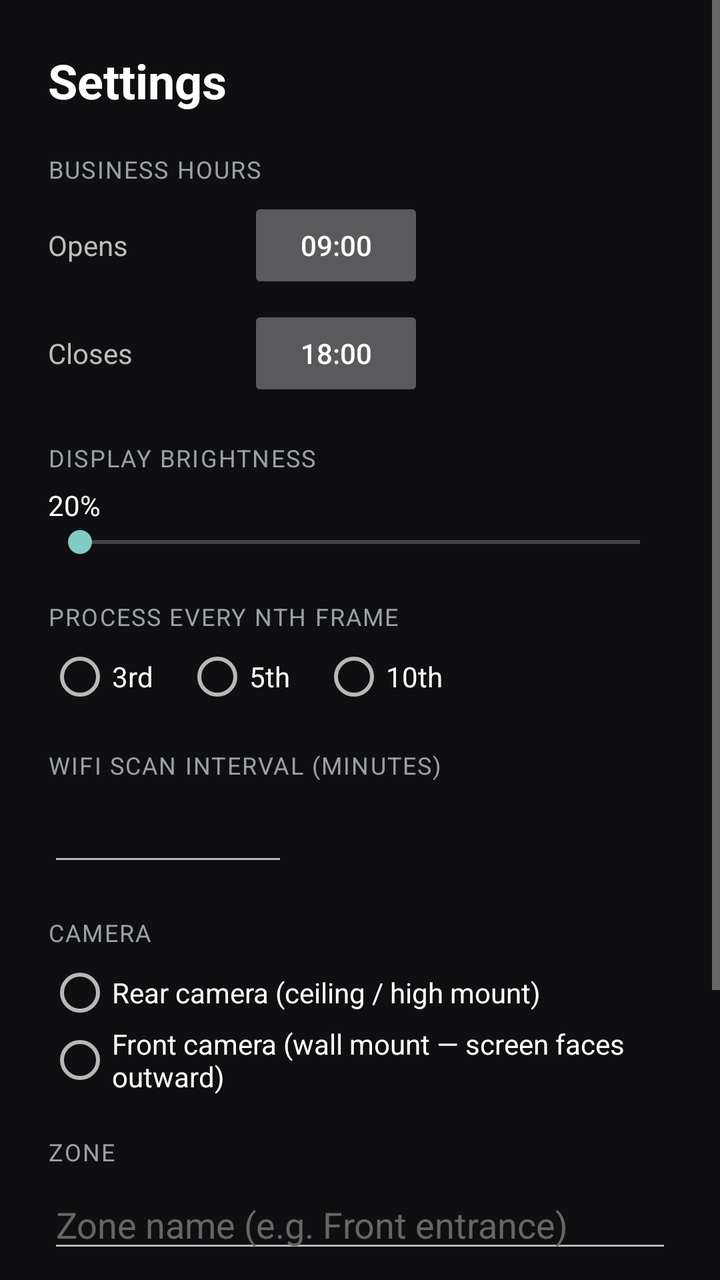
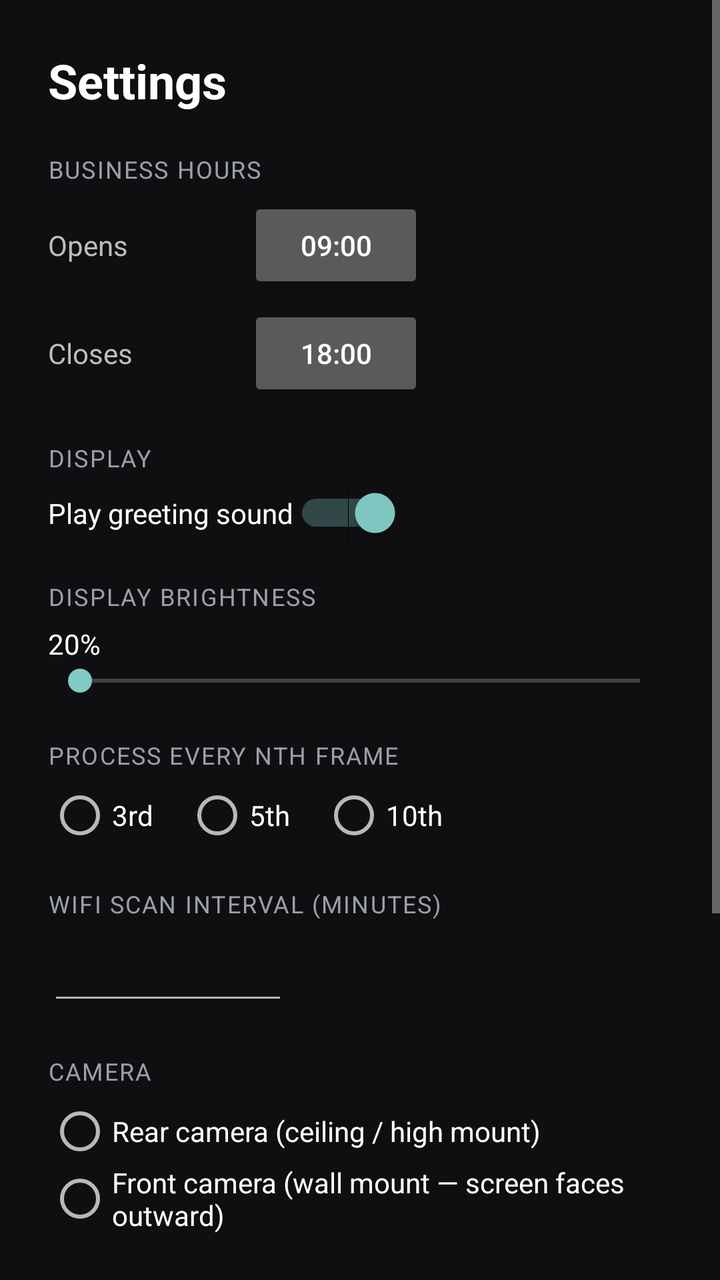

Two renders of the same Android screen: before a commit and after it. Below are the layout's source before the change and the commit's diff.
<!-- AndroidManifest.xml: application theme Theme.DanderNode -->
<!-- res/layout/activity_settings.xml -->
<?xml version="1.0" encoding="utf-8"?>
<ScrollView xmlns:android="http://schemas.android.com/apk/res/android"
    android:layout_width="match_parent"
    android:layout_height="match_parent"
    android:fillViewport="true"
    android:background="#0F0F12">

    <LinearLayout
        android:layout_width="match_parent"
        android:layout_height="wrap_content"
        android:orientation="vertical"
        android:padding="24dp">

        <TextView
            android:layout_width="wrap_content"
            android:layout_height="wrap_content"
            android:text="Settings"
            android:textColor="#FFFFFF"
            android:textSize="24sp"
            android:textStyle="bold" />

        
        <TextView style="@style/SectionLabel" android:text="Business hours" />

        <LinearLayout
            android:layout_width="match_parent"
            android:layout_height="wrap_content"
            android:orientation="horizontal"
            android:gravity="center_vertical">
            <TextView android:layout_width="100dp" android:layout_height="wrap_content"
                android:text="Opens" android:textColor="#BDBDBD" />
            <Button android:id="@+id/btnOpen"
                android:layout_width="wrap_content" android:layout_height="wrap_content"
                android:text="09:00" />
        </LinearLayout>

        <LinearLayout
            android:layout_width="match_parent"
            android:layout_height="wrap_content"
            android:orientation="horizontal"
            android:gravity="center_vertical"
            android:layout_marginTop="6dp">
            <TextView android:layout_width="100dp" android:layout_height="wrap_content"
                android:text="Closes" android:textColor="#BDBDBD" />
            <Button android:id="@+id/btnClose"
                android:layout_width="wrap_content" android:layout_height="wrap_content"
                android:text="18:00" />
        </LinearLayout>

        
        <TextView style="@style/SectionLabel" android:text="Display brightness" />
        <TextView android:id="@+id/lblBrightness"
            android:layout_width="wrap_content" android:layout_height="wrap_content"
            android:textColor="#FFFFFF" android:text="20%" />
        <SeekBar android:id="@+id/seekBrightness"
            android:layout_width="match_parent" android:layout_height="wrap_content"
            android:max="100" />

        
        <TextView style="@style/SectionLabel" android:text="Process every Nth frame" />
        <RadioGroup android:id="@+id/groupFrames"
            android:layout_width="match_parent" android:layout_height="wrap_content"
            android:orientation="horizontal">
            <RadioButton android:id="@+id/frame3"  android:text="3rd"
                android:textColor="#FFFFFF"
                android:layout_width="wrap_content" android:layout_height="wrap_content" />
            <RadioButton android:id="@+id/frame5"  android:text="5th"
                android:textColor="#FFFFFF"
                android:layout_marginStart="16dp"
                android:layout_width="wrap_content" android:layout_height="wrap_content" />
            <RadioButton android:id="@+id/frame10" android:text="10th"
                android:textColor="#FFFFFF"
                android:layout_marginStart="16dp"
                android:layout_width="wrap_content" android:layout_height="wrap_content" />
        </RadioGroup>

        
        <TextView style="@style/SectionLabel" android:text="WiFi scan interval (minutes)" />
        <EditText android:id="@+id/editWifi"
            android:layout_width="120dp" android:layout_height="wrap_content"
            android:inputType="number"
            android:textColor="#FFFFFF" />

        
        <TextView style="@style/SectionLabel" android:text="Camera" />
        <RadioGroup android:id="@+id/groupCamera"
            android:layout_width="match_parent" android:layout_height="wrap_content"
            android:orientation="vertical">
            <RadioButton android:id="@+id/camBack"
                android:text="Rear camera (ceiling / high mount)"
                android:textColor="#FFFFFF"
                android:layout_width="wrap_content" android:layout_height="wrap_content" />
            <RadioButton android:id="@+id/camFront"
                android:text="Front camera (wall mount — screen faces outward)"
                android:textColor="#FFFFFF"
                android:layout_width="wrap_content" android:layout_height="wrap_content" />
        </RadioGroup>

        
        <TextView style="@style/SectionLabel" android:text="Zone" />
        <EditText android:id="@+id/editZoneName"
            android:layout_width="match_parent" android:layout_height="wrap_content"
            android:hint="Zone name (e.g. Front entrance)"
            android:textColor="#FFFFFF"
            android:textColorHint="#666666" />
        <Spinner android:id="@+id/spinnerZoneType"
            android:layout_width="match_parent" android:layout_height="wrap_content"
            android:layout_marginTop="6dp" />

        
        <LinearLayout
            android:id="@+id/tillSection"
            android:layout_width="match_parent"
            android:layout_height="wrap_content"
            android:orientation="vertical"
            android:visibility="gone">

            <TextView style="@style/SectionLabel" android:text="Till counting mode" />
            <RadioGroup android:id="@+id/groupTillMode"
                android:layout_width="match_parent" android:layout_height="wrap_content"
                android:orientation="vertical">
                <RadioButton android:id="@+id/tillOverhead" android:text="Overhead — phone above, horizontal line"
                    android:textColor="#FFFFFF"
                    android:layout_width="wrap_content" android:layout_height="wrap_content" />
                <RadioButton android:id="@+id/tillWalkpast" android:text="Walk past — row of tills, vertical line"
                    android:textColor="#FFFFFF"
                    android:layout_width="wrap_content" android:layout_height="wrap_content" />
                <RadioButton android:id="@+id/tillApproach" android:text="Approach — customer walks toward camera"
                    android:textColor="#FFFFFF"
                    android:layout_width="wrap_content" android:layout_height="wrap_content" />
            </RadioGroup>

            <TextView style="@style/SectionLabel"
                android:text="Alert when queue reaches X people" />
            <EditText android:id="@+id/editQueueThreshold"
                android:layout_width="120dp" android:layout_height="wrap_content"
                android:inputType="number"
                android:textColor="#FFFFFF" />
        </LinearLayout>

        
        <Button android:id="@+id/btnSave"
            android:layout_width="match_parent"
            android:layout_height="wrap_content"
            android:layout_marginTop="32dp"
            android:text="Save &amp; close" />

        
        <Button android:id="@+id/btnRepair"
            android:layout_width="match_parent"
            android:layout_height="wrap_content"
            android:layout_marginTop="14dp"
            android:text="Re-pair business"
            android:textColor="#FF5252"
            android:background="?android:attr/selectableItemBackground" />

    </LinearLayout>
</ScrollView>
<!-- resources referenced by this layout -->
<resources>
  <style name="SectionLabel">
          <item name="android:layout_width">match_parent</item>
          <item name="android:layout_height">wrap_content</item>
          <item name="android:textColor">#9AA0A6</item>
          <item name="android:textSize">12sp</item>
          <item name="android:textAllCaps">true</item>
          <item name="android:letterSpacing">0.06</item>
          <item name="android:layout_marginTop">20dp</item>
          <item name="android:layout_marginBottom">6dp</item>
      </style>
  <style name="Theme.DanderNode" parent="Theme.AppCompat.NoActionBar">
          <item name="android:windowFullscreen">true</item>
          <item name="android:statusBarColor">#000000</item>
      </style>
</resources>

<!-- the commit's change to res/layout/activity_settings.xml (unified diff, before → after) -->
@@ -46,6 +46,16 @@
                 android:layout_width="wrap_content" android:layout_height="wrap_content"
                 android:text="18:00" />
         </LinearLayout>
+
+        
+        <TextView style="@style/SectionLabel" android:text="Display" />
+        <Switch
+            android:id="@+id/switchSound"
+            android:layout_width="wrap_content"
+            android:layout_height="wrap_content"
+            android:text="Play greeting sound"
+            android:textColor="#FFFFFF"
+            android:checked="true" />
 
         
         <TextView style="@style/SectionLabel" android:text="Display brightness" />
